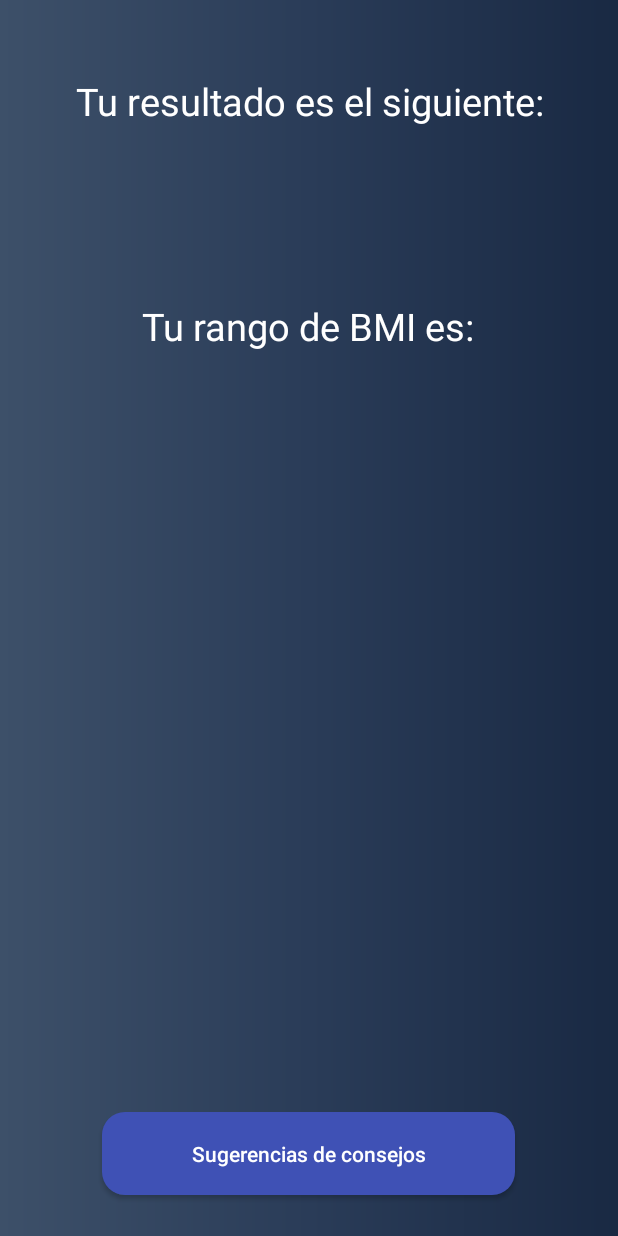
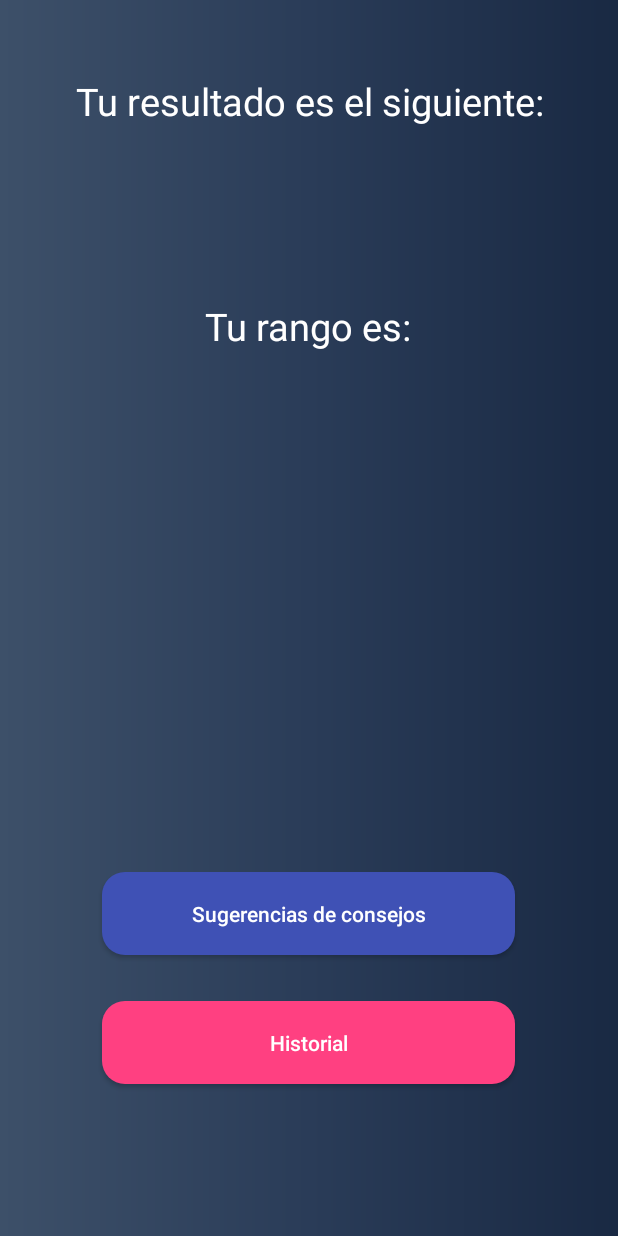
Before and after one commit to aspalacios/ProyectoFinalMoviles, an Android app: the Result screen opened directly, with no data from a screen before it, on a phone screen of 412 x 824 dp. Run offline under Robolectric (Android 15) with nearby library versions, the phone set to English and light mode, and no system bars.

Commit message:
Resultados BMI funcionales

```diff
--- a/app/src/main/java/com/momotombodevs/pgalante/bmi_calculator/activities/Index.java
+++ b/app/src/main/java/com/momotombodevs/pgalante/bmi_calculator/activities/Index.java
@@ -26,7 +26,7 @@ public class Index extends AppCompatActivity {
 
         btnCalculate.setOnClickListener(new View.OnClickListener() {
             public void onClick(View v) {
-                Intent intentBody = new Intent(Index.this, Body.class);
+                Intent intentBody = new Intent(Index.this, Result.class);
                 intentBody.putExtra("Weight", weight.getText().toString());
                 intentBody.putExtra("Height", height.getText().toString());
                 Index.this.startActivity(intentBody);
@@ -40,6 +40,7 @@ public class Index extends AppCompatActivity {
             }
         });
 
+
         btnLogout.setOnClickListener(new View.OnClickListener() {
             public void onClick(View v) {
                 Intent intentLogin = new Intent(Index.this, MainActivity.class);
--- a/app/src/main/java/com/momotombodevs/pgalante/bmi_calculator/activities/Result.java
+++ b/app/src/main/java/com/momotombodevs/pgalante/bmi_calculator/activities/Result.java
@@ -2,18 +2,58 @@ package com.momotombodevs.pgalante.bmi_calculator.activities;
 
 import android.support.v7.app.AppCompatActivity;
 import android.os.Bundle;
+import android.util.Log;
 import android.widget.EditText;
+import android.widget.TextView;
 
 import com.momotombodevs.pgalante.bmi_calculator.R;
 
 public class Result extends AppCompatActivity {
-
-    private EditText height;
-    private EditText weight;
+    private TextView result;
+    private TextView range;
+    private String height;
+    private String weight;
+    private float heightValue, weightValue, bmi;
 
     @Override
     protected void onCreate(Bundle savedInstanceState) {
         super.onCreate(savedInstanceState);
         setContentView(R.layout.activity_result);
+        result = findViewById(R.id.insertResult);
+        range = findViewById(R.id.insertRank);
+        getExtras();
+    }
+
+    private void getExtras() {
+        Bundle extras = getIntent().getExtras();
+        if (extras != null) {
+            height = extras.getString("Height");
+            weight = extras.getString("Weight");
+            heightValue = Float.parseFloat(height) / 100;
+            weightValue = Float.parseFloat(weight);
+            bmi = weightValue / (heightValue * heightValue);
+            displayBmi(bmi);
+        }
+    }
+
+    private void displayBmi(float bmi) {
+        String bmilabel = "";
+        if (Float.compare(bmi, 15f) <= 0) {
+            bmilabel = getString(R.string.peso_inferior_al_menor);
+        } else if (Float.compare(bmi, 15f) > 0 && Float.compare(bmi, 16f) <= 0) {
+            bmilabel = getString(R.string.peso_inferior_al_menor);
+        } else if (Float.compare(bmi, 16f) > 0 && Float.compare(bmi, 18.5f) <= 0) {
+            bmilabel = getString(R.string.peso_inferior_al_menor);
+        } else if (Float.compare(bmi, 18.5f) > 0 && Float.compare(bmi, 25f) <= 0) {
+            bmilabel = getString(R.string.normal);
+        } else if (Float.compare(bmi, 25f) > 0 && Float.compare(bmi, 30f) <= 0) {
+            bmilabel = getString(R.string.peso_superior_al_normal);
+        } else if (Float.compare(bmi, 30f) > 0 && Float.compare(bmi, 35f) <= 0) {
+            bmilabel = getString(R.string.obesidad);
+        } else if (Float.compare(bmi, 35f) > 0 && Float.compare(bmi, 40f) <= 0) {
+            bmilabel = getString(R.string.obesidad);
+        }
+        result.setText(String.valueOf(bmi));
+        range.setText(bmilabel);
     }
 }
--- a/app/src/main/res/layout/activity_result.xml
+++ b/app/src/main/res/layout/activity_result.xml
@@ -39,9 +39,18 @@
         android:layout_centerHorizontal="true"
         android:layout_marginTop="200dp"
         android:textColor="@color/colorHint"
-        android:text="Tu rango de BMI es:"
         android:textSize="25dp"
         />
+
+    <TextView
+        android:id="@+id/visualizeRank"
+        android:layout_width="wrap_content"
+        android:layout_height="wrap_content"
+        android:layout_alignTop="@+id/rankResult"
+        android:layout_centerHorizontal="true"
+        android:text="Tu rango es:"
+        android:textColor="@color/colorHint"
+        android:textSize="25dp" />
 
     <TextView
         android:id="@+id/insertRank"
@@ -54,28 +63,28 @@
         android:textSize="25dp"
         />
 
-    <TextView
-        android:id="@+id/insertAdvice"
-        android:layout_width="wrap_content"
-        android:layout_height="wrap_content"
-        android:layout_alignParentTop="true"
-        android:layout_centerHorizontal="true"
-        android:layout_marginTop="350dp"
-        android:textColor="@color/colorHint"
-        android:textSize="25dp"
-        />
-
     <Button
-        android:id="@+id/btnRegister"
+        android:id="@+id/btnAdvices"
         android:layout_width="275dp"
         android:layout_height="55dp"
         android:layout_alignParentBottom="true"
         android:layout_centerHorizontal="true"
-        android:layout_marginBottom="27dp"
+        android:layout_marginBottom="187dp"
         android:background="@drawable/button_rounded_corner_second"
         android:text="Sugerencias de consejos"
         android:textAllCaps="false"
         android:textColor="@color/colorHint" />
-        <!--android:onClick="acceptOnclick"-->
+
+    <Button
+        android:id="@+id/btnHistory"
+        android:layout_width="275dp"
+        android:layout_height="55dp"
+        android:layout_alignParentBottom="true"
+        android:layout_centerHorizontal="true"
+        android:layout_marginBottom="101dp"
+        android:background="@drawable/button_rounded_corner"
+        android:text="Historial"
+        android:textAllCaps="false"
+        android:textColor="@color/colorHint" />
 
 </RelativeLayout>
--- a/app/src/main/res/values/strings.xml
+++ b/app/src/main/res/values/strings.xml
@@ -9,4 +9,8 @@
     <string name="second_text_field">Descripción</string>
     <string name="third_text_field">Categoría</string>
     <string name="title_activity_update_product">UpdateProduct</string>
+    <string name="peso_inferior_al_menor">Peso Inferior al menor</string>
+    <string name="normal">Normal</string>
+    <string name="peso_superior_al_normal">Peso superior al normal</string>
+    <string name="obesidad">Obesidad</string>
 </resources>
```
